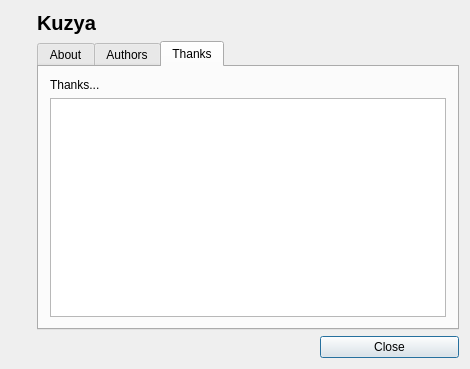
First picture: the form in branches/2.1.12/src/aboutdialog.ui, repository PLLUG/kuzya, before the edit.
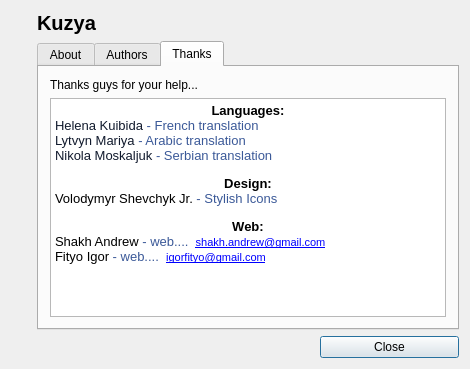
Second picture: the form after the edit. The open tabs and pages were chosen to show the change. Icons and pictures are not drawn.

Commit message: 1. Filling 'Thanks' list. 2. Improving AboutDialog.

```diff
--- a/branches/2.1.12/src/aboutdialog.ui
+++ b/branches/2.1.12/src/aboutdialog.ui
@@ -13,6 +13,12 @@
   <property name="windowTitle">
    <string>About...</string>
   </property>
+  <property name="sizeGripEnabled">
+   <bool>false</bool>
+  </property>
+  <property name="modal">
+   <bool>true</bool>
+  </property>
   <layout class="QGridLayout" name="gridLayout_3">
    <item row="0" column="0">
     <layout class="QGridLayout" name="gridLayout_2" columnstretch="0,2,1">
@@ -133,12 +139,39 @@
          <item row="0" column="0">
           <widget class="QLabel" name="label_2">
            <property name="text">
-            <string>Thanks...</string>
+            <string>Thanks guys for your help...</string>
            </property>
           </widget>
          </item>
          <item row="1" column="0">
-          <widget class="QTextBrowser" name="thanksBrowser"/>
+          <widget class="QTextBrowser" name="thanksBrowser">
+           <property name="autoFillBackground">
+            <bool>false</bool>
+           </property>
+           <property name="html">
+            <string>&lt;!DOCTYPE HTML PUBLIC &quot;-//W3C//DTD HTML 4.0//EN&quot; &quot;http://www.w3.org/TR/REC-html40/strict.dtd&quot;&gt;
+&lt;html&gt;&lt;head&gt;&lt;meta name=&quot;qrichtext&quot; content=&quot;1&quot; /&gt;&lt;style type=&quot;text/css&quot;&gt;
+p, li { white-space: pre-wrap; }
+&lt;/style&gt;&lt;/head&gt;&lt;body style=&quot; font-family:'MS Shell Dlg 2'; font-size:8.25pt; font-weight:400; font-style:normal;&quot;&gt;
+&lt;p align=&quot;center&quot; style=&quot; margin-top:0px; margin-bottom:0px; margin-left:0px; margin-right:0px; -qt-block-indent:0; text-indent:0px;&quot;&gt;&lt;span style=&quot; font-size:10pt; font-weight:600;&quot;&gt;Languages:&lt;/span&gt;&lt;/p&gt;
+&lt;p style=&quot; margin-top:0px; margin-bottom:0px; margin-left:0px; margin-right:0px; -qt-block-indent:0; text-indent:0px;&quot;&gt;&lt;span style=&quot; font-size:10pt; color:#111a2d;&quot;&gt;Helena Kuibida&lt;/span&gt;&lt;span style=&quot; font-size:10pt; color:#3b5998;&quot;&gt; - French translation &lt;/span&gt;&lt;img src=&quot;:/flags/images/flags/French.png&quot; /&gt;&lt;/p&gt;
+&lt;p style=&quot; margin-top:0px; margin-bottom:0px; margin-left:0px; margin-right:0px; -qt-block-indent:0; text-indent:0px;&quot;&gt;&lt;span style=&quot; font-size:10pt; color:#111a2d;&quot;&gt;Lytvyn Mariya&lt;/span&gt;&lt;span style=&quot; font-size:10pt; color:#3b5998;&quot;&gt; - Arabic translation &lt;/span&gt;&lt;img src=&quot;:/flags/images/flags/Arabic.png&quot; /&gt;&lt;/p&gt;
+&lt;p style=&quot; margin-top:0px; margin-bottom:0px; margin-left:0px; margin-right:0px; -qt-block-indent:0; text-indent:0px;&quot;&gt;&lt;span style=&quot; font-size:10pt; color:#111a2d;&quot;&gt;Nikola Moskaljuk&lt;/span&gt;&lt;span style=&quot; font-size:10pt; color:#3b5998;&quot;&gt; - Serbian translation &lt;/span&gt;&lt;img src=&quot;:/flags/images/flags/Serbian.png&quot; /&gt;&lt;/p&gt;
+&lt;p style=&quot;-qt-paragraph-type:empty; margin-top:0px; margin-bottom:0px; margin-left:0px; margin-right:0px; -qt-block-indent:0; text-indent:0px; font-size:8pt;&quot;&gt;&lt;/p&gt;
+&lt;p align=&quot;center&quot; style=&quot; margin-top:0px; margin-bottom:0px; margin-left:0px; margin-right:0px; -qt-block-indent:0; text-indent:0px;&quot;&gt;&lt;span style=&quot; font-size:10pt; font-weight:600;&quot;&gt;Design:&lt;/span&gt;&lt;/p&gt;
+&lt;p style=&quot; margin-top:0px; margin-bottom:0px; margin-left:0px; margin-right:0px; -qt-block-indent:0; text-indent:0px;&quot;&gt;&lt;span style=&quot; font-size:10pt;&quot;&gt;Volodymyr Shevchyk Jr. &lt;/span&gt;&lt;span style=&quot; font-size:10pt; color:#3b5998;&quot;&gt;- Stylish Icons &lt;/span&gt;&lt;img src=&quot;:/common/styling-small.png&quot; /&gt;&lt;/p&gt;
+&lt;p style=&quot;-qt-paragraph-type:empty; margin-top:0px; margin-bottom:0px; margin-left:0px; margin-right:0px; -qt-block-indent:0; text-indent:0px; font-size:8pt;&quot;&gt;&lt;/p&gt;
+&lt;p align=&quot;center&quot; style=&quot; margin-top:0px; margin-bottom:0px; margin-left:0px; margin-right:0px; -qt-block-indent:0; text-indent:0px;&quot;&gt;&lt;span style=&quot; font-size:10pt; font-weight:600;&quot;&gt;Web:&lt;/span&gt;&lt;/p&gt;
+&lt;p style=&quot; margin-top:0px; margin-bottom:0px; margin-left:0px; margin-right:0px; -qt-block-indent:0; text-indent:0px;&quot;&gt;&lt;span style=&quot; font-size:10pt;&quot;&gt;Shakh Andrew &lt;/span&gt;&lt;span style=&quot; font-size:10pt; color:#3b5998;&quot;&gt;- web....  &lt;/span&gt;&lt;a href=&quot;shakh.andrew@gmail.com&quot;&gt;&lt;span style=&quot; font-size:8pt; text-decoration: underline; color:#0000ff;&quot;&gt;shakh.andrew@gmail.com&lt;/span&gt;&lt;/a&gt;&lt;/p&gt;
+&lt;p style=&quot; margin-top:0px; margin-bottom:0px; margin-left:0px; margin-right:0px; -qt-block-indent:0; text-indent:0px;&quot;&gt;&lt;span style=&quot; font-size:10pt;&quot;&gt;Fityo Igor &lt;/span&gt;&lt;span style=&quot; font-size:10pt; color:#3b5998;&quot;&gt;- web....  &lt;/span&gt;&lt;a href=&quot;igorfityo@gmail.com&quot;&gt;&lt;span style=&quot; font-size:8pt; text-decoration: underline; color:#0000ff;&quot;&gt;igorfityo@gmail.com&lt;/span&gt;&lt;/a&gt;&lt;/p&gt;&lt;/body&gt;&lt;/html&gt;</string>
+           </property>
+           <property name="openExternalLinks">
+            <bool>true</bool>
+           </property>
+           <property name="openLinks">
+            <bool>false</bool>
+           </property>
+          </widget>
          </item>
         </layout>
        </widget>
```
Left out of the diff: 5 changed lines with no effect on the pictures. The commit also changes 7 other files.
